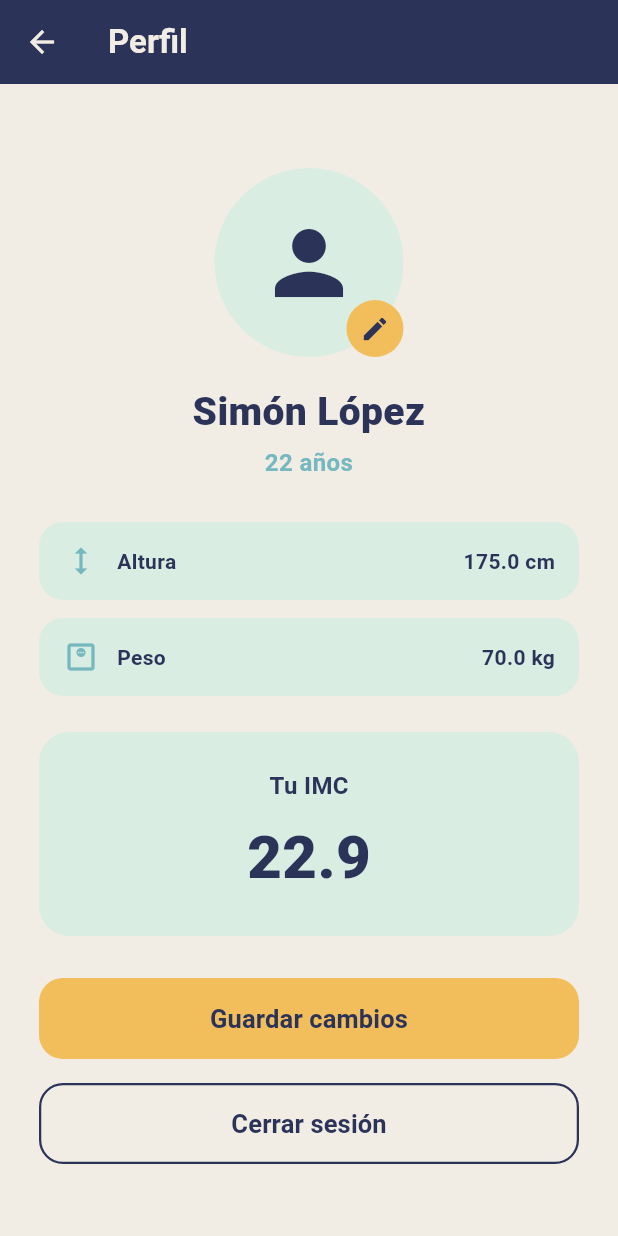
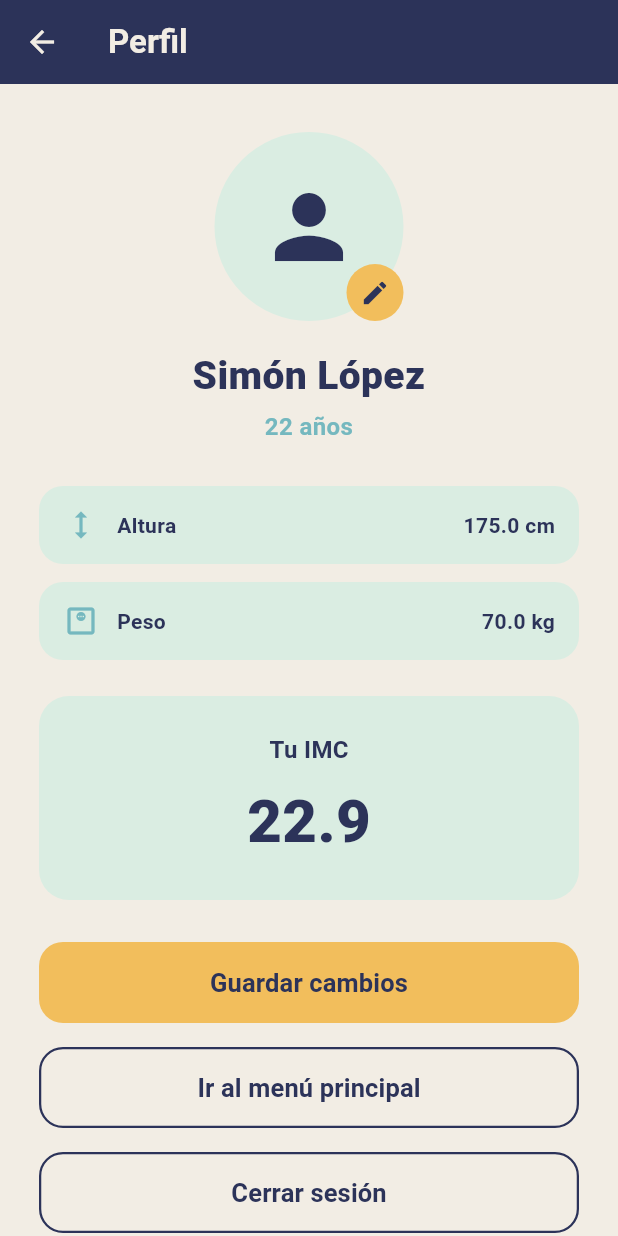
Before and after one commit to simon-lopez-pelaez/gym_track, a Flutter app: the screen it shows after launch, after a tap on "Ingresar", on a phone screen of 412 x 824 dp. Run offline on Flutter 3.47's test engine with Material 3 defaults, Android fonts, the phone set to English and light mode, and no system bars.

Commit message:
Conecta el nombre de usuario entre login, perfil y menu principal

```diff
--- a/lib/pantallas/login.dart
+++ b/lib/pantallas/login.dart
@@ -90,7 +90,13 @@ class _LoginScreenState extends State<LoginScreen> {
                         height: 54,
                         child: ElevatedButton(
                           onPressed: () {
-                            Navigator.pushReplacementNamed(context, '/perfil');
+                            Navigator.pushReplacementNamed(
+                              context,
+                              '/perfil',
+                              arguments: {
+                                'nombreUsuario': _nombreController.text,
+                              },
+                            );
                           },
                           style: ElevatedButton.styleFrom(
                             backgroundColor: mustard,
--- a/lib/pantallas/menu_principal.dart
+++ b/lib/pantallas/menu_principal.dart
@@ -9,9 +9,6 @@ class MenuPrincipalScreen extends StatefulWidget {
 }
 
 class _MenuPrincipalScreenState extends State<MenuPrincipalScreen> {
-  // Dato fijo por ahora, luego se conecta con el perfil real del usuario
-  final String nombreUsuario = 'Pacho';
-
   // Fijo por ahora: si el usuario tiene plan premium o no (RF-09)
   final bool esPremium = false;
 
@@ -26,6 +23,13 @@ class _MenuPrincipalScreenState extends State<MenuPrincipalScreen> {
     const Color turquoise = Color(0xFF75B8BF);
     const Color mint = Color(0xFFDAEDE2);
 
+    // --- Lectura del argumento, ahora sí dentro de build ---
+    final argumentos = ModalRoute.of(context)?.settings.arguments;
+    final String nombreUsuario = argumentos is Map
+        ? (argumentos['nombreUsuario']?.toString() ?? 'Pacho')
+        : 'Pacho';
+    // --------------------------------------------------------
+
     return Scaffold(
       backgroundColor: cream,
       appBar: AppBar(
@@ -38,7 +42,6 @@ class _MenuPrincipalScreenState extends State<MenuPrincipalScreen> {
         child: Column(
           crossAxisAlignment: CrossAxisAlignment.start,
           children: [
-            // Saludo con el nombre del usuario
             Text(
               'Hola, $nombreUsuario 👋',
               style: const TextStyle(
@@ -48,8 +51,6 @@ class _MenuPrincipalScreenState extends State<MenuPrincipalScreen> {
               ),
             ),
             const SizedBox(height: 24),
-
-            // Selector de lugar de entrenamiento (RF-04)
             const Text(
               '¿Dónde vas a entrenar hoy?',
               style: TextStyle(
@@ -91,12 +92,9 @@ class _MenuPrincipalScreenState extends State<MenuPrincipalScreen> {
                 });
               },
             ),
-
             const SizedBox(height: 24),
             const Divider(),
             const SizedBox(height: 8),
-
-            // Acceso a Perfil
             ListTile(
               tileColor: mint,
               shape: RoundedRectangleBorder(
@@ -110,8 +108,6 @@ class _MenuPrincipalScreenState extends State<MenuPrincipalScreen> {
               },
             ),
             const SizedBox(height: 12),
-
-            // Acceso a Horarios / Rutinas
             ListTile(
               tileColor: mint,
               shape: RoundedRectangleBorder(
@@ -125,8 +121,6 @@ class _MenuPrincipalScreenState extends State<MenuPrincipalScreen> {
               },
             ),
             const SizedBox(height: 12),
-
-            // Alimentación: bloqueada si el usuario no es premium (RF-09)
             ListTile(
               tileColor: esPremium
                   ? mustard.withOpacity(0.3)
--- a/lib/pantallas/perfil.dart
+++ b/lib/pantallas/perfil.dart
@@ -5,6 +5,13 @@ class PerfilScreen extends StatelessWidget {
 
   @override
   Widget build(BuildContext context) {
+    final argumentos =
+        ModalRoute.of(context)!.settings.arguments as Map<String, dynamic>?;
+
+    final nombre = argumentos?['nombreUsuario']?.toString().trim().isNotEmpty == true
+        ? argumentos!['nombreUsuario'] as String
+        : 'Simón López';
+
     const Color cream = Color(0xFFF2EDE4);
     const Color navy = Color(0xFF2C3359);
     const Color mustard = Color(0xFFF2BE5C);
@@ -12,7 +19,6 @@ class PerfilScreen extends StatelessWidget {
     const Color mint = Color(0xFFDAEDE2);
 
     // Datos de prueba, fijos en el código (aún no se pide lógica ni guardado real)
-    const String nombre = 'Simón López';
     const int edad = 22;
     const double altura = 175; // cm
     const double peso = 70; // kg
@@ -65,10 +71,10 @@ class PerfilScreen extends StatelessWidget {
                     ),
                   ),
                   const SizedBox(height: 18),
-                  const Text(
+                  Text(
                     nombre,
                     textAlign: TextAlign.center,
-                    style: TextStyle(fontSize: 26, fontWeight: FontWeight.w800, color: navy),
+                    style: const TextStyle(fontSize: 26, fontWeight: FontWeight.w800, color: navy),
                   ),
                   const SizedBox(height: 4),
                   const Text(
@@ -113,6 +119,24 @@ class PerfilScreen extends StatelessWidget {
                       ),
                       child: const Text(
                         'Guardar cambios',
+                        style: TextStyle(fontSize: 17, fontWeight: FontWeight.w700),
+                      ),
+                    ),
+                  ),
+                  const SizedBox(height: 16),
+                  SizedBox(
+                    height: 54,
+                    child: OutlinedButton(
+                      onPressed: () {
+                        Navigator.pushNamed(context, '/menu');
+                      },
+                      style: OutlinedButton.styleFrom(
+                        foregroundColor: navy,
+                        side: const BorderSide(color: navy, width: 1.5),
+                        shape: RoundedRectangleBorder(borderRadius: BorderRadius.circular(16)),
+                      ),
+                      child: const Text(
+                        'Ir al menú principal',
                         style: TextStyle(fontSize: 17, fontWeight: FontWeight.w700),
                       ),
                     ),
```
